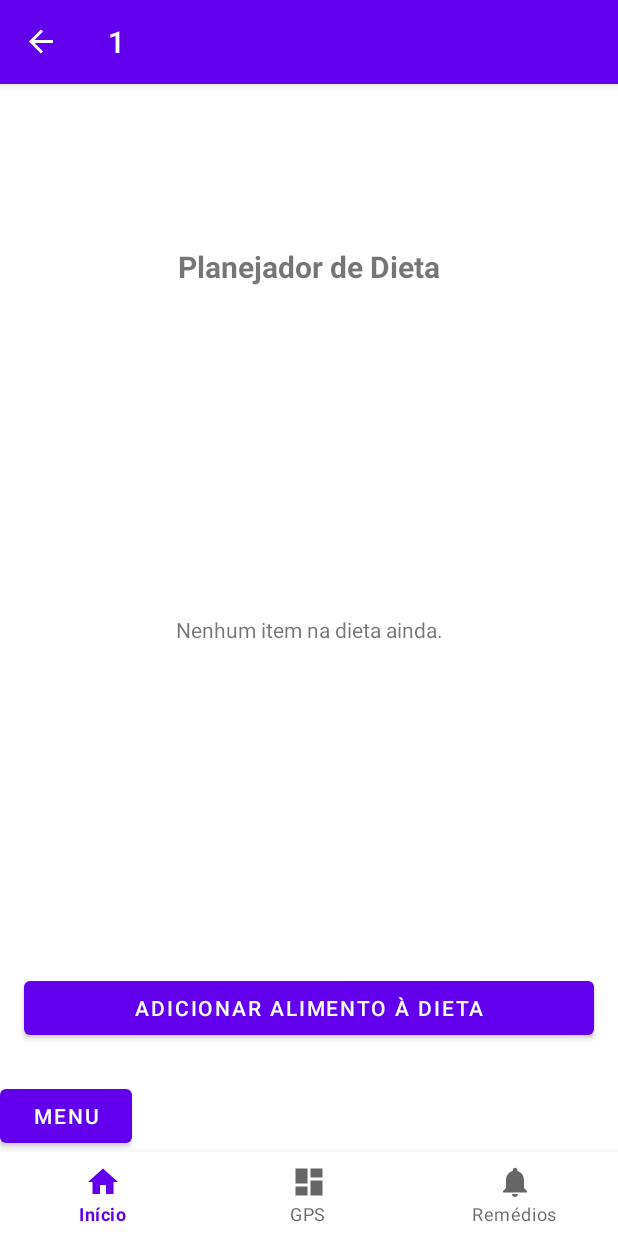
After one commit to BetoGJ/MemoriaViva, an Android app: the TelaUmFragment screen opened through its navigation route, on a phone screen of 412 x 824 dp. The commit adds this screen. Run offline under Robolectric (Android 15) with nearby library versions, the phone set to English and light mode, and no system bars; our stand-ins replace navigation-ui.

Commit message:
Fiz a aba da dieta, ainda faltam alguns retoques visuais mas no mais parece correto

```diff
--- a/app/build.gradle.kts
+++ b/app/build.gradle.kts
@@ -1,6 +1,7 @@
 plugins {
     alias(libs.plugins.android.application)
     alias(libs.plugins.kotlin.android)
+    id("kotlin-parcelize")
 }
 
 android {
@@ -40,6 +41,7 @@
 
 dependencies {
 
+    implementation("com.google.code.gson:gson:2.10.1")
     implementation(libs.androidx.core.ktx)
     implementation(libs.androidx.appcompat)
     implementation(libs.material)
--- /dev/null
+++ b/app/src/main/java/com/example/memoriaviva2/ui/um/DietItemAdapter.kt
@@ -0,0 +1,48 @@
+package com.example.memoriaviva2.ui // Ajuste o pacote
+
+import android.view.LayoutInflater
+import android.view.View
+import android.view.ViewGroup
+import android.widget.ImageButton
+import android.widget.TextView
+import androidx.recyclerview.widget.RecyclerView
+import com.example.memoriaviva2.R
+import com.example.memoriaviva2.model.DietItem
+
+class DietItemAdapter(
+    private var dietItems: MutableList<DietItem>,
+    private val onRemoveClickListener: (DietItem) -> Unit
+) : RecyclerView.Adapter<DietItemAdapter.DietItemViewHolder>() {
+
+    override fun onCreateViewHolder(parent: ViewGroup, viewType: Int): DietItemViewHolder {
+        val view = LayoutInflater.from(parent.context)
+            .inflate(R.layout.item_diet, parent, false) // Certifique-se que R.layout.item_diet existe
+        return DietItemViewHolder(view)
+    }
+
+    override fun onBindViewHolder(holder: DietItemViewHolder, position: Int) {
+        holder.bind(dietItems[position])
+    }
+
+    override fun getItemCount(): Int = dietItems.size
+
+    fun updateDietItems(newDietItems: List<DietItem>) {
+        dietItems.clear()
+        dietItems.addAll(newDietItems)
+        notifyDataSetChanged()
+    }
+
+    inner class DietItemViewHolder(itemView: View) : RecyclerView.ViewHolder(itemView) {
+        private val foodNameTextView: TextView = itemView.findViewById(R.id.textViewFoodName)
+        private val portionTextView: TextView = itemView.findViewById(R.id.textViewPortion)
+        private val mealTimeTextView: TextView = itemView.findViewById(R.id.textViewMealTime)
+        private val removeButton: ImageButton = itemView.findViewById(R.id.buttonRemoveDietItem)
+
+        fun bind(dietItem: DietItem) {
+            foodNameTextView.text = dietItem.foodName
+            portionTextView.text = "Porção: ${dietItem.portion}"
+            mealTimeTextView.text = "Horário: ${dietItem.mealTime}"
+            removeButton.setOnClickListener { onRemoveClickListener(dietItem) }
+        }
+    }
+}
--- /dev/null
+++ b/app/src/main/java/com/example/memoriaviva2/ui/um/DietRepository.kt
@@ -0,0 +1,42 @@
+package com.example.memoriaviva2.data // Ajuste o pacote
+
+import android.content.Context
+import android.content.SharedPreferences
+import com.example.memoriaviva2.model.DietItem
+import com.google.gson.Gson
+import com.google.gson.reflect.TypeToken
+
+class DietRepository(context: Context) {
+
+    private val sharedPreferences: SharedPreferences =
+        context.getSharedPreferences("MemoriaVivaDietPrefs_UmFragment", Context.MODE_PRIVATE) // Nome pode ser específico
+    private val gson = Gson()
+    private val dietItemsKey = "diet_items_list_umfragment"
+
+    fun saveDietItems(dietItems: List<DietItem>) {
+        val jsonDietItems = gson.toJson(dietItems)
+        sharedPreferences.edit().putString(dietItemsKey, jsonDietItems).apply()
+    }
+
+    fun getDietItems(): MutableList<DietItem> {
+        val jsonDietItems = sharedPreferences.getString(dietItemsKey, null)
+        return if (jsonDietItems != null) {
+            val type = object : TypeToken<MutableList<DietItem>>() {}.type
+            gson.fromJson(jsonDietItems, type)
+        } else {
+            mutableListOf()
+        }
+    }
+
+    fun addDietItem(dietItem: DietItem) {
+        val dietItems = getDietItems()
+        dietItems.add(dietItem)
+        saveDietItems(dietItems)
+    }
+
+    fun removeDietItem(dietItemId: String) {
+        val dietItems = getDietItems()
+        dietItems.removeAll { it.id == dietItemId }
+        saveDietItems(dietItems)
+    }
+}
--- /dev/null
+++ b/app/src/main/java/com/example/memoriaviva2/ui/um/TelaUmFragment.kt
@@ -0,0 +1,130 @@
+package com.example.memoriaviva2.ui // Ou o pacote onde UmFragment está localizado
+
+import android.app.AlertDialog
+import android.os.Bundle
+import androidx.fragment.app.Fragment
+import android.view.LayoutInflater
+import android.view.View
+import android.view.ViewGroup
+import android.widget.EditText
+import android.widget.LinearLayout
+import android.widget.Toast
+import androidx.recyclerview.widget.LinearLayoutManager
+import com.example.memoriaviva2.data.DietRepository
+import com.example.memoriaviva2.databinding.UmBinding // Importe o binding correto para fragment_um.xml
+import com.example.memoriaviva2.model.DietItem
+
+// Certifique-se que o nome da classe e o pacote estão corretos
+class TelaUmFragment : Fragment() {
+
+    private var _binding: UmBinding? = null
+    private val binding get() = _binding!!
+
+    private lateinit var dietItemAdapter: DietItemAdapter
+    private lateinit var dietRepository: DietRepository
+
+    override fun onCreateView(
+        inflater: LayoutInflater, container: ViewGroup?,
+        savedInstanceState: Bundle?
+    ): View {
+        // Infla o layout usando ViewBinding
+        _binding = UmBinding.inflate(inflater, container, false)
+        return binding.root
+    }
+
+    override fun onViewCreated(view: View, savedInstanceState: Bundle?) {
+        super.onViewCreated(view, savedInstanceState)
+
+        dietRepository = DietRepository(requireContext())
+        setupRecyclerView()
+        loadDietItems()
+
+        binding.buttonAddDietItem.setOnClickListener {
+            showAddDietItemDialog()
+        }
+        // Se você tiver um título no XML como textViewFragmentTitle, pode configurá-lo aqui se necessário
+        // binding.textViewFragmentTitle.text = "Minha Dieta Personalizada"
+    }
+
+    private fun setupRecyclerView() {
+        // Use o DietItemAdapter criado anteriormente
+        dietItemAdapter = DietItemAdapter(
+            mutableListOf(),
+            onRemoveClickListener = { dietItem -> showRemoveDietItemConfirmationDialog(dietItem) }
+        )
+        binding.recyclerViewDietItems.apply {
+            layoutManager = LinearLayoutManager(requireContext())
+            adapter = dietItemAdapter
+        }
+    }
+
+    private fun loadDietItems() {
+        val dietItems = dietRepository.getDietItems()
+        dietItemAdapter.updateDietItems(dietItems)
+        updateEmptyViewVisibility(dietItems.isEmpty())
+    }
+
+    private fun updateEmptyViewVisibility(isEmpty: Boolean) {
+        binding.recyclerViewDietItems.visibility = if (isEmpty) View.GONE else View.VISIBLE
+        binding.textViewEmptyDiet.visibility = if (isEmpty) View.VISIBLE else View.GONE
+    }
+
+    private fun showAddDietItemDialog() {
+        val context = requireContext()
+        val builder = AlertDialog.Builder(context)
+        builder.setTitle("Adicionar Alimento à Dieta")
+
+        val layout = LinearLayout(context).apply {
+            orientation = LinearLayout.VERTICAL
+            setPadding(50, 20, 50, 20) // Ajuste o padding conforme necessário
+        }
+
+        val foodNameInput = EditText(context).apply { hint = "Nome do Alimento" }
+        layout.addView(foodNameInput)
+
+        val portionInput = EditText(context).apply { hint = "Porção (ex: 100g, 1 fatia)" }
+        layout.addView(portionInput)
+
+        val mealTimeInput = EditText(context).apply {
+            hint = "Horário/Refeição (ex: Café da Manhã, 08:00)"
+        }
+        layout.addView(mealTimeInput)
+
+        builder.setView(layout)
+
+        builder.setPositiveButton("Adicionar") { dialog, _ ->
+            val foodName = foodNameInput.text.toString().trim()
+            val portion = portionInput.text.toString().trim()
+            val mealTime = mealTimeInput.text.toString().trim()
+
+            if (foodName.isNotEmpty() && portion.isNotEmpty() && mealTime.isNotEmpty()) {
+                val newDietItem = DietItem(foodName = foodName, portion = portion, mealTime = mealTime)
+                dietRepository.addDietItem(newDietItem)
+                loadDietItems()
+                dialog.dismiss()
+            } else {
+                Toast.makeText(context, "Todos os campos são obrigatórios.", Toast.LENGTH_SHORT).show()
+            }
+        }
+        builder.setNegativeButton("Cancelar") { dialog, _ -> dialog.cancel() }
+        builder.show()
+    }
+
+    private fun showRemoveDietItemConfirmationDialog(dietItem: DietItem) {
+        AlertDialog.Builder(requireContext())
+            .setTitle("Remover Alimento")
+            .setMessage("Remover ${dietItem.foodName} da dieta?")
+            .setPositiveButton("Remover") { _, _ ->
+                dietRepository.removeDietItem(dietItem.id)
+                loadDietItems()
+            }
+            .setNegativeButton("Cancelar", null)
+            .show()
+    }
+
+    override fun onDestroyView() {
+        super.onDestroyView()
+        _binding = null // Limpa a referência ao binding para evitar memory leaks
+    }
+
+}
--- a/app/src/main/java/com/example/memoriaviva2/ui/um/UmFragment.kt
+++ /dev/null
@@ -1,6 +0,0 @@
-package com.example.memoriaviva2.ui.tela1
-import com.example.memoriaviva2.R
-
-import androidx.fragment.app.Fragment
-
-class Tela1Fragment : Fragment(R.layout.um)
--- /dev/null
+++ b/app/src/main/res/drawable/ic_remove.xml
@@ -0,0 +1,5 @@
+<vector xmlns:android="http://schemas.android.com/apk/res/android" android:height="24dp" android:tint="#000000" android:viewportHeight="960" android:viewportWidth="960" android:width="24dp">
+
+    <path android:fillColor="@android:color/white" android:pathData="M336,680L480,536L624,680L680,624L536,480L680,336L624,280L480,424L336,280L280,336L424,480L280,624L336,680ZM480,880Q397,880 324,848.5Q251,817 197,763Q143,709 111.5,636Q80,563 80,480Q80,397 111.5,324Q143,251 197,197Q251,143 324,111.5Q397,80 480,80Q563,80 636,111.5Q709,143 763,197Q817,251 848.5,324Q880,397 880,480Q880,563 848.5,636Q817,709 763,763Q709,817 636,848.5Q563,880 480,880ZM480,800Q614,800 707,707Q800,614 800,480Q800,346 707,253Q614,160 480,160Q346,160 253,253Q160,346 160,480Q160,614 253,707Q346,800 480,800ZM480,480Q480,480 480,480Q480,480 480,480Q480,480 480,480Q480,480 480,480Q480,480 480,480Q480,480 480,480Q480,480 480,480Q480,480 480,480Z"/>
+
+</vector>
--- a/app/src/main/res/layout/um.xml
+++ b/app/src/main/res/layout/um.xml
@@ -1,6 +1,58 @@
 <?xml version="1.0" encoding="utf-8"?>
 <androidx.constraintlayout.widget.ConstraintLayout xmlns:android="http://schemas.android.com/apk/res/android"
+    xmlns:app="http://schemas.android.com/apk/res-auto"
+    xmlns:tools="http://schemas.android.com/tools"
     android:layout_width="match_parent"
-    android:layout_height="match_parent">
+    android:layout_height="match_parent"
+    tools:context="Um.kt">
+
+    <TextView
+        android:id="@+id/textViewFragmentTitle"
+        android:layout_width="wrap_content"
+        android:layout_height="wrap_content"
+        android:layout_marginTop="108dp"
+        android:text="Planejador de Dieta"
+        android:textSize="20sp"
+        android:textStyle="bold"
+        app:layout_constraintEnd_toEndOf="parent"
+        app:layout_constraintStart_toStartOf="parent"
+        app:layout_constraintTop_toTopOf="parent" />
+
+    <androidx.recyclerview.widget.RecyclerView
+        android:id="@+id/recyclerViewDietItems"
+        android:layout_width="0dp"
+        android:layout_height="0dp"
+        android:layout_marginTop="8dp"
+        android:layout_marginBottom="8dp"
+        app:layout_constraintTop_toBottomOf="@+id/textViewFragmentTitle"
+        app:layout_constraintBottom_toTopOf="@+id/buttonAddDietItem"
+        app:layout_constraintStart_toStartOf="parent"
+        app:layout_constraintEnd_toEndOf="parent"
+        tools:listitem="@layout/item_diet" />
+
+    <TextView
+        android:id="@+id/textViewEmptyDiet"
+        android:layout_width="wrap_content"
+        android:layout_height="wrap_content"
+        android:text="Nenhum item na dieta ainda."
+        android:visibility="gone"
+        app:layout_constraintTop_toBottomOf="@+id/textViewFragmentTitle"
+        app:layout_constraintBottom_toTopOf="@+id/buttonAddDietItem"
+        app:layout_constraintStart_toStartOf="parent"
+        app:layout_constraintEnd_toEndOf="parent"
+        tools:visibility="visible"/>
+
+    <Button
+        android:id="@+id/buttonAddDietItem"
+        android:layout_width="0dp"
+        android:layout_height="wrap_content"
+        android:layout_marginStart="16dp"
+        android:layout_marginEnd="16dp"
+        android:layout_marginBottom="128dp"
+        android:text="Adicionar Alimento à Dieta"
+        app:layout_constraintBottom_toBottomOf="parent"
+        app:layout_constraintEnd_toEndOf="parent"
+        app:layout_constraintHorizontal_bias="0.0"
+        app:layout_constraintStart_toStartOf="parent" />
 
 </androidx.constraintlayout.widget.ConstraintLayout>
--- a/app/src/main/res/navigation/mobile_navigation.xml
+++ b/app/src/main/res/navigation/mobile_navigation.xml
@@ -25,7 +25,7 @@
 
     <fragment
             android:id="@+id/item_1"
-            android:name="com.example.memoriaviva2.ui.tela1.Tela1Fragment"
+            android:name="com.example.memoriaviva2.ui.TelaUmFragment"
             android:label="1"
             tools:layout="@layout/um" />
     <fragment
```
Also changed, not shown: app/src/main/java/com/example/memoriaviva2/ui/um/DietItem.kt (added, +13 -0 lines), app/src/main/java/com/example/memoriaviva2/ui/um/Tela1.kt (added, +9 -0 lines), app/src/main/res/layout/item_diet.xml (added, +47 -0 lines).
